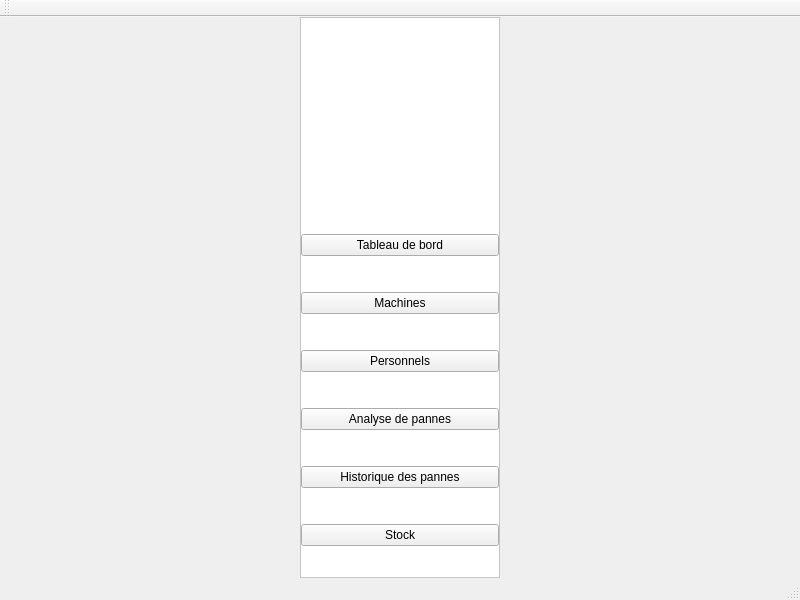
Old version of the form socobis/mainwindow.ui in the repository Nassy1812/socobis.
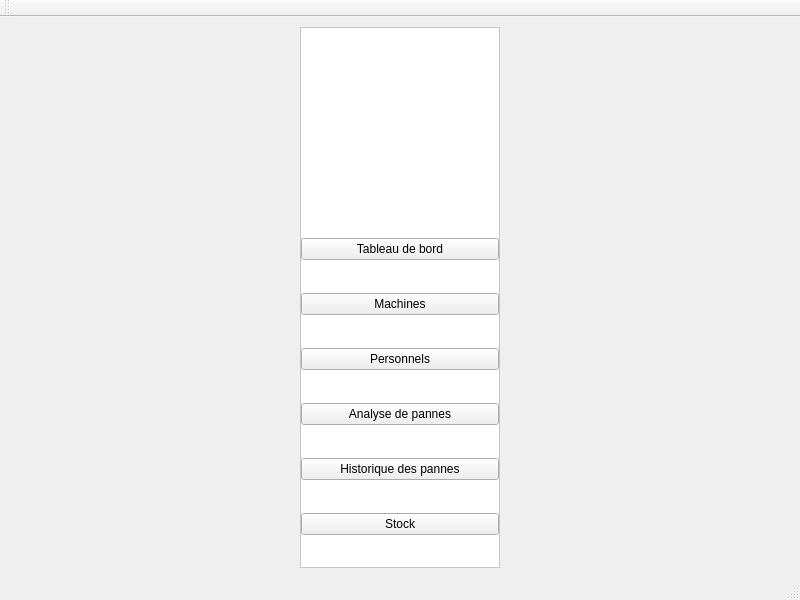
New version of the form. Icons and pictures are not drawn.

The edit to the form file:
```diff
--- a/socobis/mainwindow.ui
+++ b/socobis/mainwindow.ui
@@ -26,16 +26,16 @@
   <widget class="QWidget" name="centralwidget">
    <layout class="QHBoxLayout" name="contentLayout">
     <property name="leftMargin">
-     <number>0</number>
+     <number>10</number>
     </property>
     <property name="topMargin">
-     <number>0</number>
+     <number>10</number>
     </property>
     <property name="rightMargin">
-     <number>0</number>
+     <number>10</number>
     </property>
     <property name="bottomMargin">
-     <number>0</number>
+     <number>10</number>
     </property>
     <item>
      <widget class="QFrame" name="sidebar">
```
